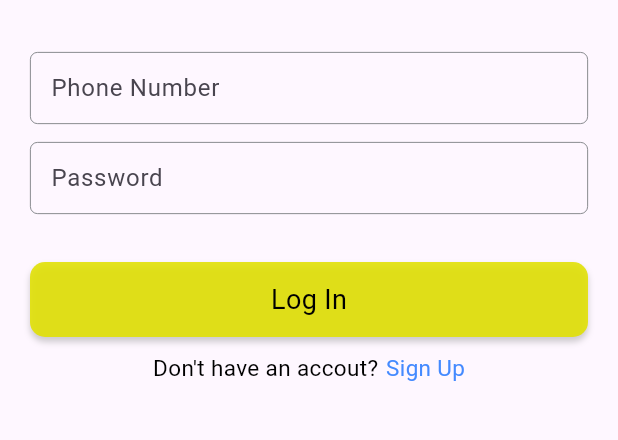
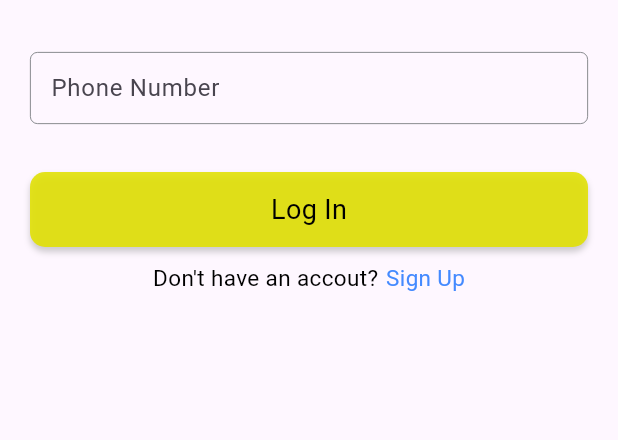
Before and after one commit to IT21175466/taxia, a Flutter app: the LoginPage screen opened by its route, on a phone screen of 412 x 824 dp, the part 164-604 px from its top. Run offline on Flutter 3.47's test engine with Material 3 defaults, Android fonts, the phone set to English and light mode, and no system bars; our stand-ins replace firebase_auth, firebase_core, permission_handler, shared_preferences; missing offline and left inert: fl_country_code_picker; accounts and stored records are empty.

Commit message:
Update login_page.dart

```diff
--- a/lib/views/authentication/login_page.dart
+++ b/lib/views/authentication/login_page.dart
@@ -40,8 +40,8 @@ class _LoginPageState extends State<LoginPage> {
             ),
             PhoneTextField(
                 controller: phoneController, labelText: "Phone Number"),
-            CustomTextField(
-                controller: passwordController, labelText: "Password"),
+            // CustomTextField(
+            //     controller: passwordController, labelText: "Password"),
             SizedBox(
               height: 25,
             ),
```
